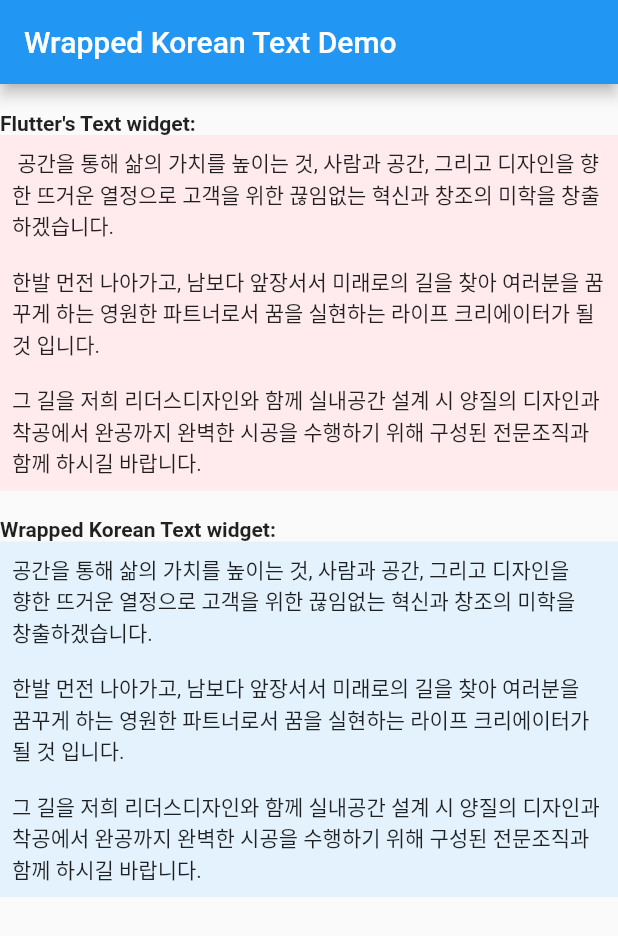
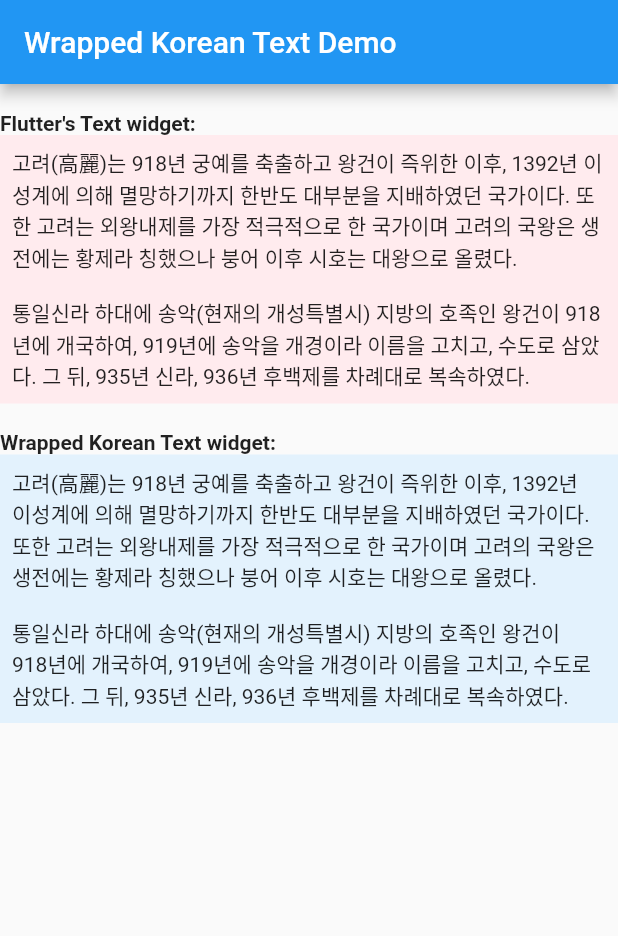
Before and after one commit to studio-b-co-kr/wrapped_korean_text, a Flutter app: the screen it shows after launch, on a phone screen of 412 x 824 dp. Shown: the top 936 px of the screen. Run offline on Flutter 3.47's test engine with Material 2 defaults, Android fonts, the phone set to English and light mode, and no system bars.

Commit message:
update license and readme

```diff
--- a/example/lib/main.dart
+++ b/example/lib/main.dart
@@ -28,11 +28,9 @@ class MyHomePage extends StatefulWidget {
 
 class _MyHomePageState extends State<MyHomePage> {
   String _text =
-      ''' 공간을 통해 삶의 가치를 높이는 것, 사람과 공간, 그리고 디자인을 향한 뜨거운 열정으로 고객을 위한 끊임없는 혁신과 창조의 미학을 창출하겠습니다.
+      '''고려(高麗)는 918년 궁예를 축출하고 왕건이 즉위한 이후, 1392년 이성계에 의해 멸망하기까지 한반도 대부분을 지배하였던 국가이다. 또한 고려는 외왕내제를 가장 적극적으로 한 국가이며 고려의 국왕은 생전에는 황제라 칭했으나 붕어 이후 시호는 대왕으로 올렸다.
 
-한발 먼전 나아가고, 남보다 앞장서서 미래로의 길을 찾아 여러분을 꿈꾸게 하는 영원한 파트너로서 꿈을 실현하는 라이프 크리에이터가 될 것 입니다.
-
-그 길을 저희 리더스디자인와 함께 실내공간 설계 시 양질의 디자인과 착공에서 완공까지 완벽한 시공을 수행하기 위해 구성된 전문조직과 함께 하시길 바랍니다.''';
+통일신라 하대에 송악(현재의 개성특별시) 지방의 호족인 왕건이 918년에 개국하여, 919년에 송악을 개경이라 이름을 고치고, 수도로 삼았다. 그 뒤, 935년 신라, 936년 후백제를 차례대로 복속하였다.''';
 
   @override
   Widget build(BuildContext context) {
--- a/pubspec.yaml
+++ b/pubspec.yaml
@@ -1,5 +1,5 @@
 name: wrapped_korean_text
-description: A new Flutter package project.
+description: Text widget that wraps Korean string without word-breaks.
 version: 0.0.1
 author: Remedi
 homepage: https://github.com/studio-b-co-kr/wrapped_korean_text
```
Also changed, not shown: 3 other files.
